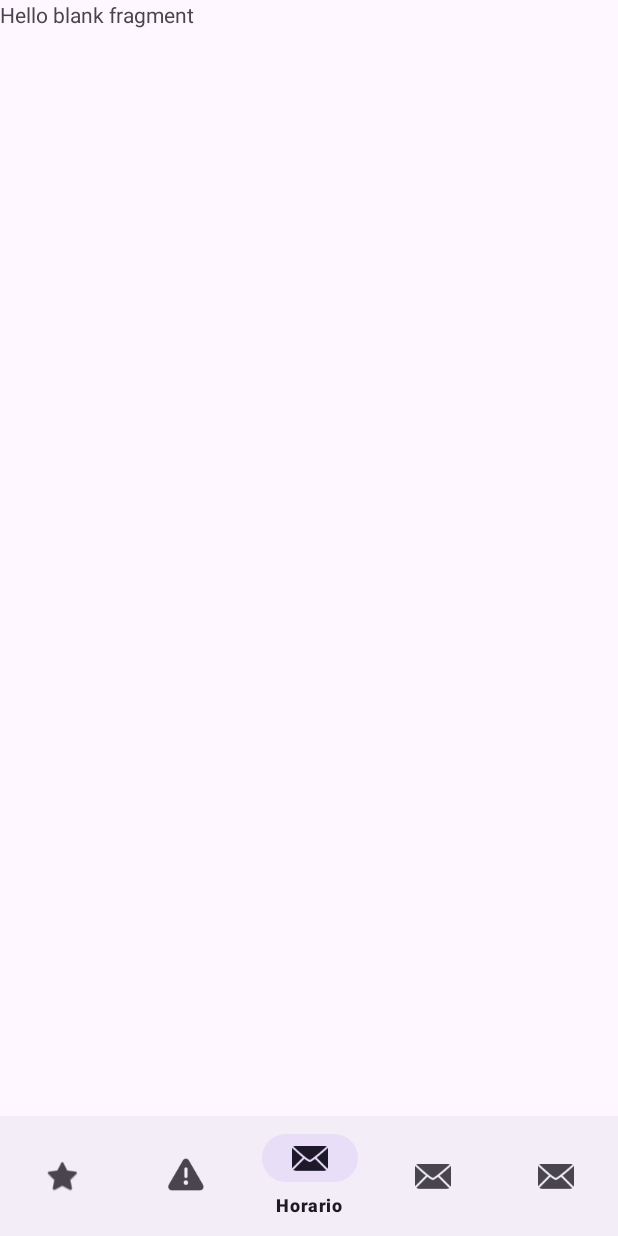
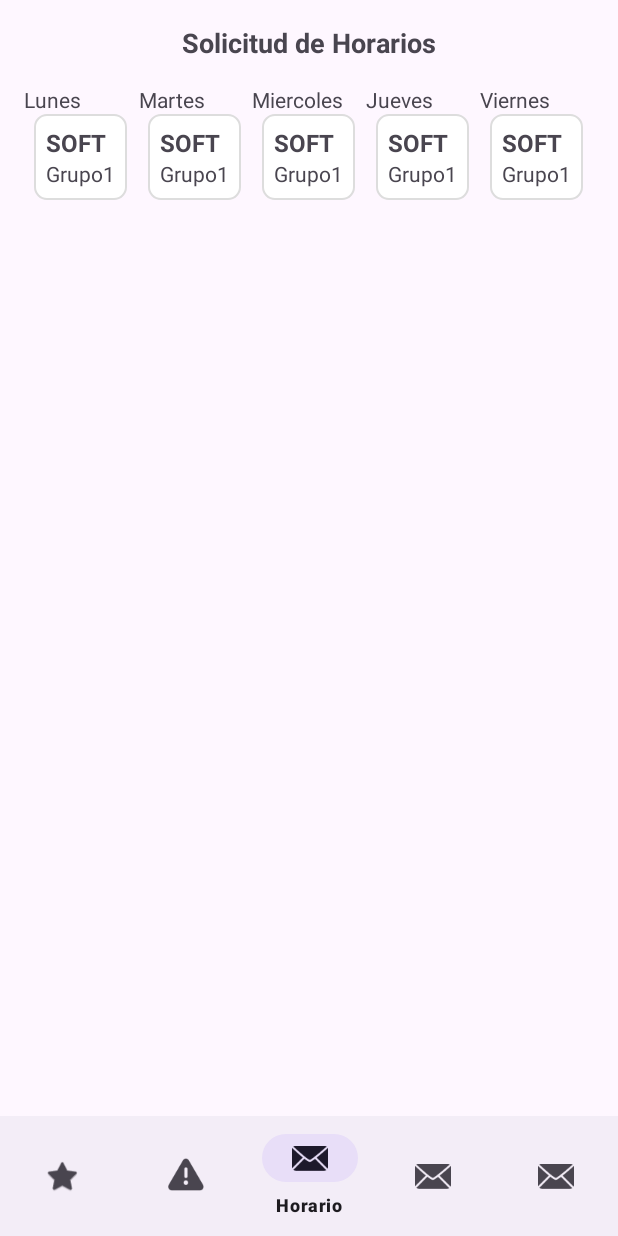
Before and after one commit to eluqm/CS2024-2Grupo01, an Android app: the PsicoGestionarHorariosFragment screen opened through its navigation route, on a phone screen of 412 x 824 dp. Run offline under Robolectric (Android 15) with nearby library versions, the phone set to English and light mode, and no system bars; our stand-ins replace navigation-ui.

Commit message:
completamos el mockup de crear evento y gestionar de horaios de psicologia

```diff
--- /dev/null
+++ b/MentoriApp/app/src/main/res/drawable/baseline_supervised_user_circle_24.xml
@@ -0,0 +1,5 @@
+<vector xmlns:android="http://schemas.android.com/apk/res/android" android:height="24dp" android:tint="#000000" android:viewportHeight="24" android:viewportWidth="24" android:width="24dp">
+
+    <path android:fillColor="@android:color/white" android:pathData="M11.99,2c-5.52,0 -10,4.48 -10,10s4.48,10 10,10 10,-4.48 10,-10 -4.48,-10 -10,-10zM15.6,8.34c1.07,0 1.93,0.86 1.93,1.93 0,1.07 -0.86,1.93 -1.93,1.93 -1.07,0 -1.93,-0.86 -1.93,-1.93 -0.01,-1.07 0.86,-1.93 1.93,-1.93zM9.6,6.76c1.3,0 2.36,1.06 2.36,2.36 0,1.3 -1.06,2.36 -2.36,2.36s-2.36,-1.06 -2.36,-2.36c0,-1.31 1.05,-2.36 2.36,-2.36zM9.6,15.89v3.75c-2.4,-0.75 -4.3,-2.6 -5.14,-4.96 1.05,-1.12 3.67,-1.69 5.14,-1.69 0.53,0 1.2,0.08 1.9,0.22 -1.64,0.87 -1.9,2.02 -1.9,2.68zM11.99,20c-0.27,0 -0.53,-0.01 -0.79,-0.04v-4.07c0,-1.42 2.94,-2.13 4.4,-2.13 1.07,0 2.92,0.39 3.84,1.15 -1.17,2.97 -4.06,5.09 -7.45,5.09z"/>
+
+</vector>
--- /dev/null
+++ b/MentoriApp/app/src/main/res/drawable/border_card.xml
@@ -0,0 +1,6 @@
+<!-- border_card.xml -->
+<shape xmlns:android="http://schemas.android.com/apk/res/android">
+    <solid android:color="@android:color/white"/>
+    <corners android:radius="8dp"/>
+    <stroke android:width="1dp" android:color="#DDDDDD"/>
+</shape>
--- /dev/null
+++ b/MentoriApp/app/src/main/res/drawable/border_dialog.xml
@@ -0,0 +1,6 @@
+<!-- border_dialog.xml -->
+<shape xmlns:android="http://schemas.android.com/apk/res/android">
+    <solid android:color="#F3EAFD"/>
+    <corners android:radius="16dp"/>
+    <stroke android:width="1dp" android:color="#CCCCCC"/>
+</shape>
--- a/MentoriApp/app/src/main/res/layout/fragment_psico_gestionar_horarios.xml
+++ b/MentoriApp/app/src/main/res/layout/fragment_psico_gestionar_horarios.xml
@@ -1,14 +1,124 @@
-<?xml version="1.0" encoding="utf-8"?>
-<FrameLayout xmlns:android="http://schemas.android.com/apk/res/android"
+<LinearLayout xmlns:android="http://schemas.android.com/apk/res/android"
+    xmlns:app="http://schemas.android.com/apk/res-auto"
     xmlns:tools="http://schemas.android.com/tools"
     android:layout_width="match_parent"
     android:layout_height="match_parent"
+    android:orientation="vertical"
+    android:padding="16dp"
     tools:context=".Psicologia.PsicoGestionarHorariosFragment">
 
-    <!-- TODO: Update blank fragment layout -->
     <TextView
+        android:id="@+id/tv_titulo"
+        android:layout_width="wrap_content"
+        android:layout_height="wrap_content"
+        android:text="Solicitud de Horarios"
+        android:textSize="18sp"
+        android:textStyle="bold"
+        android:layout_gravity="center"/>
+
+    <ScrollView
         android:layout_width="match_parent"
-        android:layout_height="match_parent"
-        android:text="@string/hello_blank_fragment" />
+        android:layout_height="wrap_content"
+        android:layout_marginTop="16dp">
 
-</FrameLayout>
+        <LinearLayout
+            android:layout_width="match_parent"
+            android:layout_height="wrap_content"
+            android:orientation="horizontal">
+
+
+            <!-- Lunes -->
+            <LinearLayout
+                android:layout_width="0dp"
+                android:layout_height="wrap_content"
+                android:layout_weight="1"
+                android:orientation="vertical">
+
+                <TextView
+                    android:layout_width="wrap_content"
+                    android:layout_height="wrap_content"
+                    android:text="Lunes"
+                    android:gravity="center"/>
+
+                <!-- Aquí va la tarjeta del horario -->
+                <include layout="@layout/item_horario_card"/>
+
+            </LinearLayout>
+
+            <!-- Lunes -->
+            <LinearLayout
+                android:layout_width="0dp"
+                android:layout_height="wrap_content"
+                android:layout_weight="1"
+                android:orientation="vertical">
+
+                <TextView
+                    android:layout_width="wrap_content"
+                    android:layout_height="wrap_content"
+                    android:text="Martes"
+                    android:gravity="center"/>
+
+                <!-- Aquí va la tarjeta del horario -->
+                <include layout="@layout/item_horario_card"/>
+
+            </LinearLayout>
+
+            <!-- Lunes -->
+            <LinearLayout
+                android:layout_width="0dp"
+                android:layout_height="wrap_content"
+                android:layout_weight="1"
+                android:orientation="vertical">
+
+                <TextView
+                    android:layout_width="wrap_content"
+                    android:layout_height="wrap_content"
+                    android:text="Miercoles"
+                    android:gravity="center"/>
+
+                <!-- Aquí va la tarjeta del horario -->
+                <include layout="@layout/item_horario_card"/>
+
+            </LinearLayout>
+
+            <!-- Lunes -->
+            <LinearLayout
+                android:layout_width="0dp"
+                android:layout_height="wrap_content"
+                android:layout_weight="1"
+                android:orientation="vertical">
+
+                <TextView
+                    android:layout_width="wrap_content"
+                    android:layout_height="wrap_content"
+                    android:text="Jueves"
+                    android:gravity="center"/>
+
+                <!-- Aquí va la tarjeta del horario -->
+                <include layout="@layout/item_horario_card"/>
+
+            </LinearLayout>
+
+            <!-- Lunes -->
+            <LinearLayout
+                android:layout_width="0dp"
+                android:layout_height="wrap_content"
+                android:layout_weight="1"
+                android:orientation="vertical">
+
+                <TextView
+                    android:layout_width="wrap_content"
+                    android:layout_height="wrap_content"
+                    android:text="Viernes"
+                    android:gravity="center"/>
+
+                <!-- Aquí va la tarjeta del horario -->
+                <include layout="@layout/item_horario_card"/>
+
+            </LinearLayout>
+
+
+        </LinearLayout>
+    </ScrollView>
+
+</LinearLayout>
--- /dev/null
+++ b/MentoriApp/app/src/main/res/layout/item_horario_card.xml
@@ -0,0 +1,24 @@
+<LinearLayout xmlns:android="http://schemas.android.com/apk/res/android"
+    android:layout_width="wrap_content"
+    android:layout_height="wrap_content"
+    android:orientation="vertical"
+    android:padding="8dp"
+    android:layout_gravity="center"
+    android:background="@drawable/border_card">
+
+    <TextView
+        android:id="@+id/tv_materia"
+        android:layout_width="wrap_content"
+        android:layout_height="wrap_content"
+        android:text="SOFT"
+        android:textStyle="bold"
+        android:textSize="16sp"/>
+
+    <TextView
+        android:id="@+id/tv_grupo"
+        android:layout_width="wrap_content"
+        android:layout_height="wrap_content"
+        android:text="Grupo1"
+        android:textSize="14sp"/>
+
+</LinearLayout>
--- a/MentoriApp/app/src/main/res/values/strings.xml
+++ b/MentoriApp/app/src/main/res/values/strings.xml
@@ -1,7 +1,6 @@
 <resources>
     <string name="app_name">MentoriApp</string>
     <string name="name_app">Hello MentoriApp!</string>
-    <!-- TODO: Remove or change this placeholder text -->
     <string name="hello_blank_fragment">Hello blank fragment</string>
     <string name="tablon_value">Value</string>
     <string name="tablon_mentor_coordinador">Mentor-Coordinador</string>
```
Also changed, not shown: MentoriApp/app/src/main/res/layout/dialog_crear_evento.xml (added, +91 -0 lines), MentoriApp/app/src/main/res/layout/dialog_gestionar_horario.xml (added, +58 -0 lines), MentoriApp/app/src/main/res/layout/fragment_psico_crear_evento.xml (+54 -6 lines), MentoriApp/app/src/main/res/layout/item_event_card.xml (added, +46 -0 lines).
